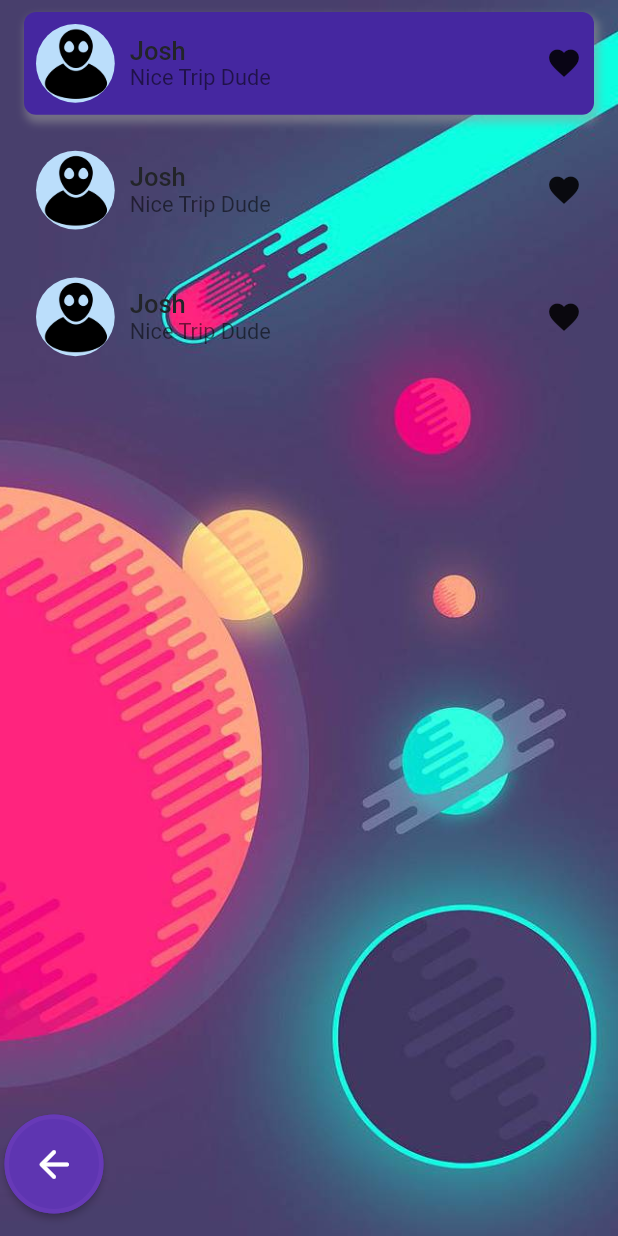
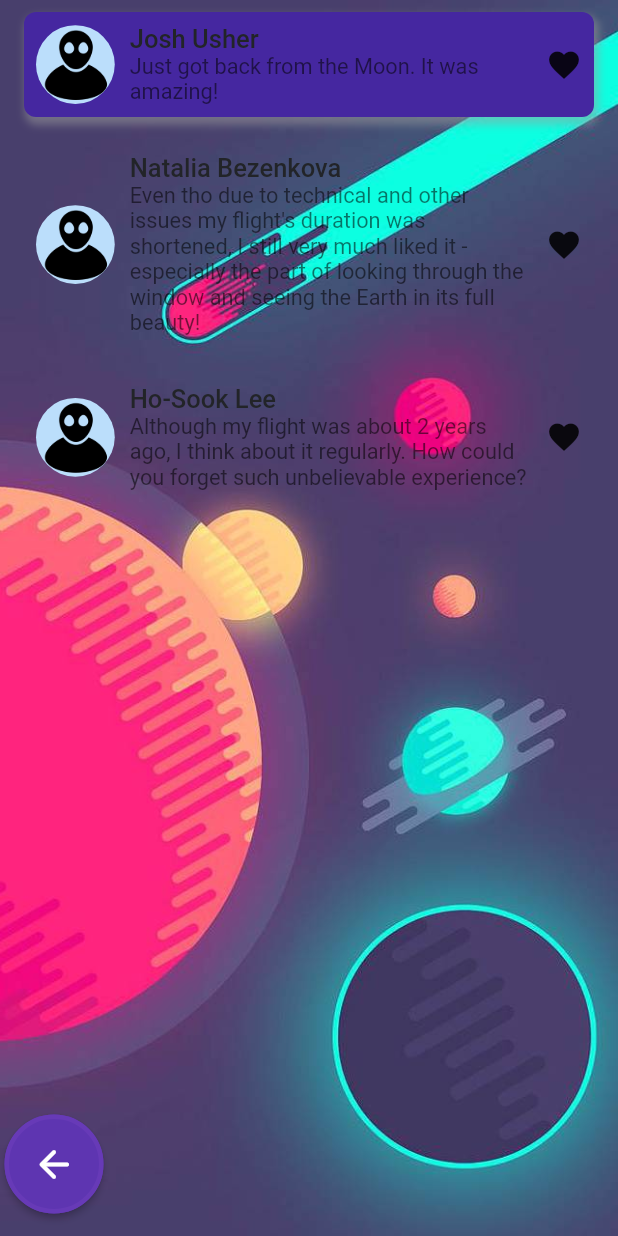
Before and after one commit to Georgi1914/Olympus-Glory, a Flutter app: the ReviewsPage screen opened by its route, on a phone screen of 412 x 824 dp. Run offline on Flutter 3.47's test engine with Material 2 defaults, Android fonts, the light colour scheme and no system bars; drawn by our look-alikes of getwidget; our stand-ins replace cloud_firestore, file_picker, firebase_auth, firebase_core, firebase_storage, flutter_spinkit and 1 more; accounts and stored records are empty.

Commit message:
updated review page - review sketches

```diff
--- a/rocket_booker/lib/reviews/reviews_page.dart
+++ b/rocket_booker/lib/reviews/reviews_page.dart
@@ -28,8 +28,8 @@ class _ReviewsPageState extends State<ReviewsPage> {
                 avatar: GFAvatar(
                   backgroundImage: AssetImage('assets/avatar.png'),
                 ),
-                titleText: 'Josh',
-                subTitleText: 'Nice Trip Dude',
+                titleText: 'Josh Usher',
+                subTitleText: 'Just got back from the Moon. It was amazing!',
                 color: Colors.deepPurple[800],
                 icon: Icon(Icons.favorite),
               ),
@@ -37,16 +37,21 @@ class _ReviewsPageState extends State<ReviewsPage> {
                 avatar: GFAvatar(
                   backgroundImage: AssetImage('assets/avatar.png'),
                 ),
-                titleText: 'Josh',
-                subTitleText: 'Nice Trip Dude',
+                titleText: 'Natalia Bezenkova',
+                // subTitleText:
+                //     'Although my flight was about 2 years ago, I think about it regularly. How could you forget such unbelievable experience?',
+                subTitleText:
+                    'Even tho due to technical and other issues my flight\'s duration was shortened, I still very much liked it - especially the part of looking through the window and seeing the Earth in it\s full beauty!',
                 icon: Icon(Icons.favorite),
               ),
               GFListTile(
                 avatar: GFAvatar(
                   backgroundImage: AssetImage('assets/avatar.png'),
                 ),
-                titleText: 'Josh',
-                subTitleText: 'Nice Trip Dude',
+                titleText: 'Ho-Sook Lee',
+                subTitleText:
+                    'Although my flight was about 2 years ago, I think about it regularly. How could you forget such unbelievable experience?',
+                //     'Even tho due to technical and other issues my flight\'s duration was shortened, I still very much liked it - especially the part of looking through the window and seeing the Earth in it\s full beauty!',
                 icon: Icon(Icons.favorite),
               ),
               Spacer(),
```
